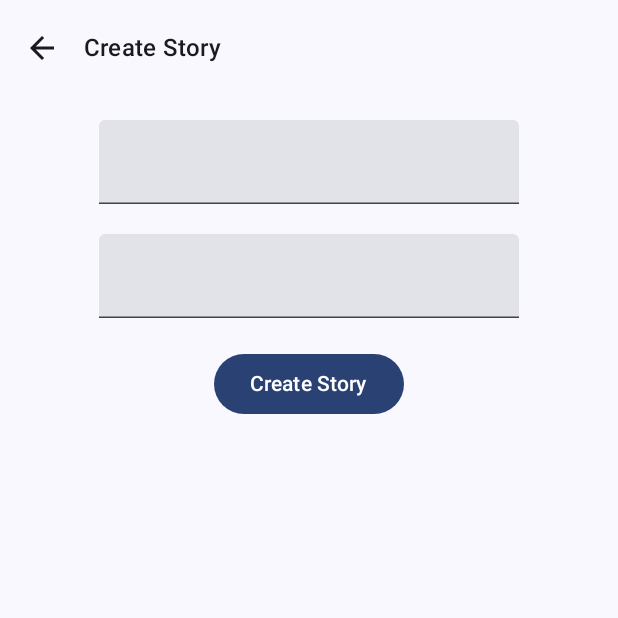
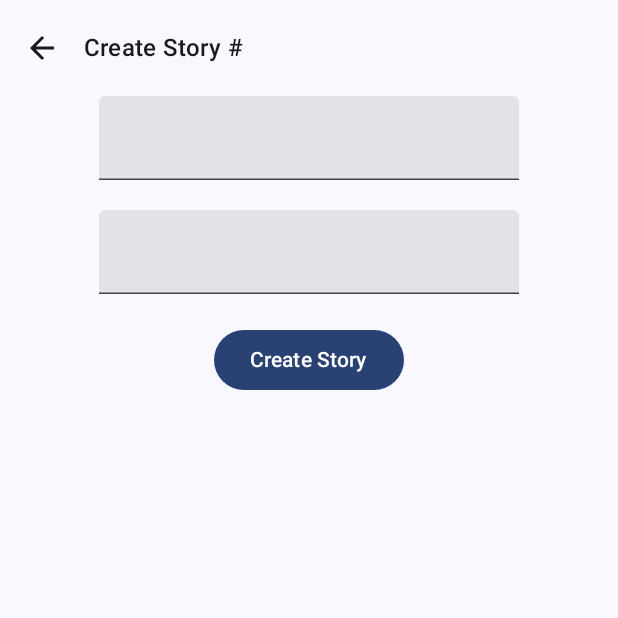
Before and after one commit to diogosantos41/story-crafters-app-android, an Android app built with Jetpack Compose: the screen it shows after launch (MainActivity), after a tap on "Create Story", on a phone screen of 412 x 824 dp, the top half of it. Run offline under Robolectric (Android 15) with nearby library versions, the light colour scheme and no system bars; our stand-ins replace Dagger/Hilt's generated code.

Commit message:
+ Changes

```diff
--- a/app/src/main/java/com/dscoding/storycrafters/presentation/MainApp.kt
+++ b/app/src/main/java/com/dscoding/storycrafters/presentation/MainApp.kt
@@ -2,14 +2,12 @@ package com.dscoding.storycrafters.presentation
 
 import androidx.compose.foundation.layout.Box
 import androidx.compose.foundation.layout.fillMaxSize
-import androidx.compose.foundation.layout.padding
 import androidx.compose.material.icons.Icons
 import androidx.compose.material.icons.filled.ArrowBack
 import androidx.compose.material3.ExperimentalMaterial3Api
 import androidx.compose.material3.Icon
 import androidx.compose.material3.IconButton
 import androidx.compose.material3.MaterialTheme
-import androidx.compose.material3.Scaffold
 import androidx.compose.material3.Surface
 import androidx.compose.material3.Text
 import androidx.compose.material3.TopAppBar
@@ -25,53 +23,13 @@ import com.dscoding.storycrafters.presentation.navigation.NavGraph
 fun MainApp() {
     val navController = rememberNavController()
     val navActions = remember(navController) { NavActions(navController) }
-    val state = rememberMainAppState(navController = navController)
 
     Surface {
-        Scaffold(topBar = {
-            TopAppBar(
-                visible = state.showTopAppBar,
-                title = state.currentDestinationTitle,
-                onBackPressed = navActions.upPress
+        Box(modifier = Modifier.fillMaxSize()) {
+            NavGraph(
+                navController = navController,
+                navActions = navActions,
             )
-        }, content = { paddingValues ->
-            Box(
-                modifier = Modifier
-                    .fillMaxSize()
-                    .padding(paddingValues)
-            ) {
-                NavGraph(
-                    navController = navController,
-                    navActions = navActions,
-                )
-            }
-        })
+        }
     }
 }
-
-@ExperimentalMaterial3Api
-@Composable
-fun TopAppBar(
-    visible: Boolean,
-    title: String,
-    onBackPressed: () -> Unit
-) {
-    if (visible) {
-        TopAppBar(title = {
-            Text(
-                text = title,
-                color = MaterialTheme.colorScheme.onBackground,
-                style = MaterialTheme.typography.titleMedium
-            )
-        }, navigationIcon = {
-            IconButton(onClick = onBackPressed) {
-                Icon(
-                    imageVector = Icons.Default.ArrowBack,
-                    contentDescription = "Go back icon",
-                    tint = MaterialTheme.colorScheme.onBackground
-                )
-            }
-        }
-        )
-    }
-}
--- a/app/src/main/java/com/dscoding/storycrafters/presentation/MainAppState.kt
+++ /dev/null
@@ -1,36 +0,0 @@
-package com.dscoding.storycrafters.presentation
-
-import androidx.compose.runtime.Composable
-import androidx.compose.runtime.Stable
-import androidx.compose.runtime.remember
-import androidx.navigation.NavDestination
-import androidx.navigation.NavHostController
-import androidx.navigation.compose.currentBackStackEntryAsState
-import androidx.navigation.compose.rememberNavController
-import com.dscoding.storycrafters.presentation.navigation.Destination
-import com.dscoding.storycrafters.presentation.navigation.toDestination
-
-@Composable
-fun rememberMainAppState(navController: NavHostController = rememberNavController()) =
-    remember(navController) {
-        MainAppState(navController)
-    }
-
-@Stable
-class MainAppState(private val navController: NavHostController) {
-
-    private val currentNavDestination: NavDestination?
-        @Composable get() = navController
-            .currentBackStackEntryAsState().value?.destination
-
-    private val currentDestination: Destination?
-        @Composable get() = currentNavDestination?.route?.toDestination()
-
-    val showTopAppBar: Boolean
-        @Composable get() = currentNavDestination?.route != Destination.DashboardScreen.route
-
-
-    val currentDestinationTitle: String
-        @Composable get() = currentDestination?.strResource?.asString() ?: ""
-
-}
--- a/app/src/main/java/com/dscoding/storycrafters/presentation/navigation/Destination.kt
+++ b/app/src/main/java/com/dscoding/storycrafters/presentation/navigation/Destination.kt
@@ -1,42 +1,11 @@
 package com.dscoding.storycrafters.presentation.navigation
 
 
-import com.dscoding.storycrafters.R
-import com.dscoding.storycrafters.common.StringResource
-
-sealed class Destination(val strResource: StringResource? = null, val route: String) {
-    data object DashboardScreen : Destination(
-        strResource = StringResource(resId = R.string.dashboard_screen_page_title),
-        route = "dashboard_screen"
-    )
-    data object CreateStoryScreen : Destination(
-        strResource = StringResource(resId = R.string.create_story_screen_page_title),
-        route = "create_story_screen"
-    )
-
-    data object ReadStoryScreen : Destination(
-        strResource = StringResource(resId = R.string.read_story_screen_page_title),
-        route = "read_story_screen"
-    )
-
-    data object SavedStoriesScreen : Destination(
-        strResource = StringResource(resId = R.string.saved_stories_screen_page_title),
-        route = "saved_stories_screen"
-    )
-
-    data object SettingsScreen : Destination(
-        strResource = StringResource(resId = R.string.settings_screen_page_title),
-        route = "settings_screen"
-    )
+sealed class Destination(val route: String) {
+    data object DashboardScreen : Destination(route = "dashboard_screen")
+    data object CreateStoryScreen : Destination(route = "create_story_screen")
+    data object ReadStoryScreen : Destination(route = "read_story_screen")
+    data object SavedStoriesScreen : Destination(route = "saved_stories_screen")
+    data object GenerateCookiesScreen : Destination(route = "generate_cookies_screen")
+    data object SettingsScreen : Destination(route = "settings_screen")
 }
-
-fun String.toDestination(): Destination? {
-    return when (this) {
-        Destination.DashboardScreen.route -> Destination.DashboardScreen
-        Destination.CreateStoryScreen.route -> Destination.CreateStoryScreen
-        Destination.ReadStoryScreen.route -> Destination.ReadStoryScreen
-        Destination.SavedStoriesScreen.route -> Destination.SavedStoriesScreen
-        Destination.SettingsScreen.route -> Destination.SettingsScreen
-        else -> null
-    }
-}
--- a/app/src/main/java/com/dscoding/storycrafters/presentation/navigation/Navigation.kt
+++ b/app/src/main/java/com/dscoding/storycrafters/presentation/navigation/Navigation.kt
@@ -7,6 +7,7 @@ import androidx.navigation.compose.NavHost
 import androidx.navigation.compose.composable
 import com.dscoding.storycrafters.presentation.screens.create_story.CreateStoryScreen
 import com.dscoding.storycrafters.presentation.screens.dashboard.DashboardScreen
+import com.dscoding.storycrafters.presentation.screens.generate_cookies.GenerateCookiesScreen
 import com.dscoding.storycrafters.presentation.screens.read_story.ReadStoryScreen
 import com.dscoding.storycrafters.presentation.screens.saved_stories.SavedStoriesScreen
 
@@ -40,6 +41,11 @@ fun NavGraph(
             SavedStoriesScreen(navActions = navActions)
         }
         composable(
+            route = Destination.GenerateCookiesScreen.route,
+        ) {
+            GenerateCookiesScreen(navActions = navActions)
+        }
+        composable(
             route = Destination.SettingsScreen.route,
         ) {
             //SettingsScreen(navActions = navActions)
@@ -69,6 +75,10 @@ class NavActions(private val navController: NavController) {
         navController.navigate(Destination.SavedStoriesScreen.route)
     }
 
+    val goToGenerateCookiesScreen: () -> Unit = {
+        navController.navigate(Destination.GenerateCookiesScreen.route)
+    }
+
     val goToSettings: () -> Unit = {
         navController.navigate(Destination.SettingsScreen.route)
     }
--- /dev/null
+++ b/app/src/main/java/com/dscoding/storycrafters/presentation/screens/common_components/TopAppBarUI.kt
@@ -0,0 +1,35 @@
+package com.dscoding.storycrafters.presentation.screens.common_components
+
+import androidx.compose.material.icons.Icons
+import androidx.compose.material.icons.filled.ArrowBack
+import androidx.compose.material3.ExperimentalMaterial3Api
+import androidx.compose.material3.Icon
+import androidx.compose.material3.IconButton
+import androidx.compose.material3.MaterialTheme
+import androidx.compose.material3.Text
+import androidx.compose.material3.TopAppBar
+import androidx.compose.runtime.Composable
+
+@ExperimentalMaterial3Api
+@Composable
+fun TopAppBarUI(
+    title: String,
+    onBackPressed: () -> Unit
+) {
+    TopAppBar(title = {
+        Text(
+            text = title,
+            color = MaterialTheme.colorScheme.onBackground,
+            style = MaterialTheme.typography.titleMedium
+        )
+    }, navigationIcon = {
+        IconButton(onClick = onBackPressed) {
+            Icon(
+                imageVector = Icons.Default.ArrowBack,
+                contentDescription = "Go back icon",
+                tint = MaterialTheme.colorScheme.onBackground
+            )
+        }
+    }
+    )
+}
--- a/app/src/main/java/com/dscoding/storycrafters/presentation/screens/create_story/CreateStoryScreen.kt
+++ b/app/src/main/java/com/dscoding/storycrafters/presentation/screens/create_story/CreateStoryScreen.kt
@@ -7,6 +7,7 @@ import androidx.compose.foundation.layout.height
 import androidx.compose.foundation.layout.padding
 import androidx.compose.material3.Button
 import androidx.compose.material3.ExperimentalMaterial3Api
+import androidx.compose.material3.Scaffold
 import androidx.compose.material3.Text
 import androidx.compose.material3.TextField
 import androidx.compose.runtime.Composable
@@ -18,6 +19,7 @@ import androidx.compose.ui.unit.dp
 import androidx.hilt.navigation.compose.hiltViewModel
 import androidx.navigation.compose.rememberNavController
 import com.dscoding.storycrafters.presentation.navigation.NavActions
+import com.dscoding.storycrafters.presentation.screens.common_components.TopAppBarUI
 import com.dscoding.storycrafters.presentation.utils.DevicePreview
 import com.dscoding.storycrafters.presentation.utils.ObserveAsEvents
 
@@ -39,9 +41,17 @@ fun CreateStoryScreen(
         }
     }
 
-    Column(modifier = Modifier
+    Scaffold(topBar = {
+        TopAppBarUI(
+            title = "Create Story #",
+            onBackPressed = navActions.upPress
+        )
+    }, content = { paddingValues ->
+        Column(
+            modifier = Modifier
                 .fillMaxSize()
-        .padding(16.dp), horizontalAlignment = Alignment.CenterHorizontally) {
+                .padding(paddingValues), horizontalAlignment = Alignment.CenterHorizontally
+        ) {
             TextField(
                 value = state.title,
                 onValueChange = { onEvent(CreateStoryEvent.SetTitle(it)) })
@@ -54,6 +64,7 @@ fun CreateStoryScreen(
                 Text(text = "Create Story")
             }
         }
+    })
 }
 
 
--- a/app/src/main/java/com/dscoding/storycrafters/presentation/screens/dashboard/DashboardScreen.kt
+++ b/app/src/main/java/com/dscoding/storycrafters/presentation/screens/dashboard/DashboardScreen.kt
@@ -77,7 +77,7 @@ fun DashboardScreen(navActions: NavActions) {
                     .height(10.dp)
             )
             Button(
-                onClick = navActions.goToSavedStoriesScreen,
+                onClick = navActions.goToGenerateCookiesScreen,
                 modifier = Modifier
                     .fillMaxWidth()
             ) {
--- /dev/null
+++ b/app/src/main/java/com/dscoding/storycrafters/presentation/screens/generate_cookies/GenerateCookiesScreen.kt
@@ -0,0 +1,20 @@
+package com.dscoding.storycrafters.presentation.screens.generate_cookies
+
+import androidx.compose.runtime.Composable
+import androidx.compose.runtime.remember
+import androidx.navigation.compose.rememberNavController
+import com.dscoding.storycrafters.presentation.navigation.NavActions
+import com.dscoding.storycrafters.presentation.utils.DevicePreview
+import com.dscoding.storycrafters.presentation.utils.FeatureNotImplementedScreen
+
+@Composable
+fun GenerateCookiesScreen(navActions: NavActions) {
+    FeatureNotImplementedScreen(featureName = "Generate Cookies")
+}
+
+@DevicePreview
+@Composable
+fun ReadStoryScreenPreview() {
+    val navController = rememberNavController()
+    GenerateCookiesScreen(navActions = remember(navController) { NavActions(navController) })
+}
--- a/app/src/main/java/com/dscoding/storycrafters/presentation/screens/saved_stories/SavedStoriesScreen.kt
+++ b/app/src/main/java/com/dscoding/storycrafters/presentation/screens/saved_stories/SavedStoriesScreen.kt
@@ -11,9 +11,11 @@ import androidx.compose.foundation.lazy.LazyColumn
 import androidx.compose.foundation.lazy.items
 import androidx.compose.material.icons.Icons
 import androidx.compose.material.icons.filled.Delete
+import androidx.compose.material3.ExperimentalMaterial3Api
 import androidx.compose.material3.Icon
 import androidx.compose.material3.IconButton
 import androidx.compose.material3.MaterialTheme
+import androidx.compose.material3.Scaffold
 import androidx.compose.material3.Text
 import androidx.compose.runtime.Composable
 import androidx.compose.runtime.getValue
@@ -24,8 +26,10 @@ import androidx.compose.ui.unit.sp
 import androidx.hilt.navigation.compose.hiltViewModel
 import androidx.navigation.compose.rememberNavController
 import com.dscoding.storycrafters.presentation.navigation.NavActions
+import com.dscoding.storycrafters.presentation.screens.common_components.TopAppBarUI
 import com.dscoding.storycrafters.presentation.utils.DevicePreview
 
+@OptIn(ExperimentalMaterial3Api::class)
 @Composable
 fun SavedStoriesScreen(
     navActions: NavActions,
@@ -34,10 +38,16 @@ fun SavedStoriesScreen(
     val state by viewModel.uiState
     val onEvent = viewModel::onEvent
 
+    Scaffold(topBar = {
+        TopAppBarUI(
+            title = "Saved Stories #",
+            onBackPressed = navActions.upPress
+        )
+    }, content = { paddingValues ->
         LazyColumn(
             modifier = Modifier
                 .fillMaxSize()
-            .padding(16.dp)
+                .padding(paddingValues)
                 .background(color = MaterialTheme.colorScheme.background),
             verticalArrangement = Arrangement.spacedBy(16.dp)
         ) {
@@ -74,6 +84,7 @@ fun SavedStoriesScreen(
                 }
             }
         }
+    })
 }
 
 @DevicePreview
```
Lines whose indentation alone changed are shown as unchanged.
